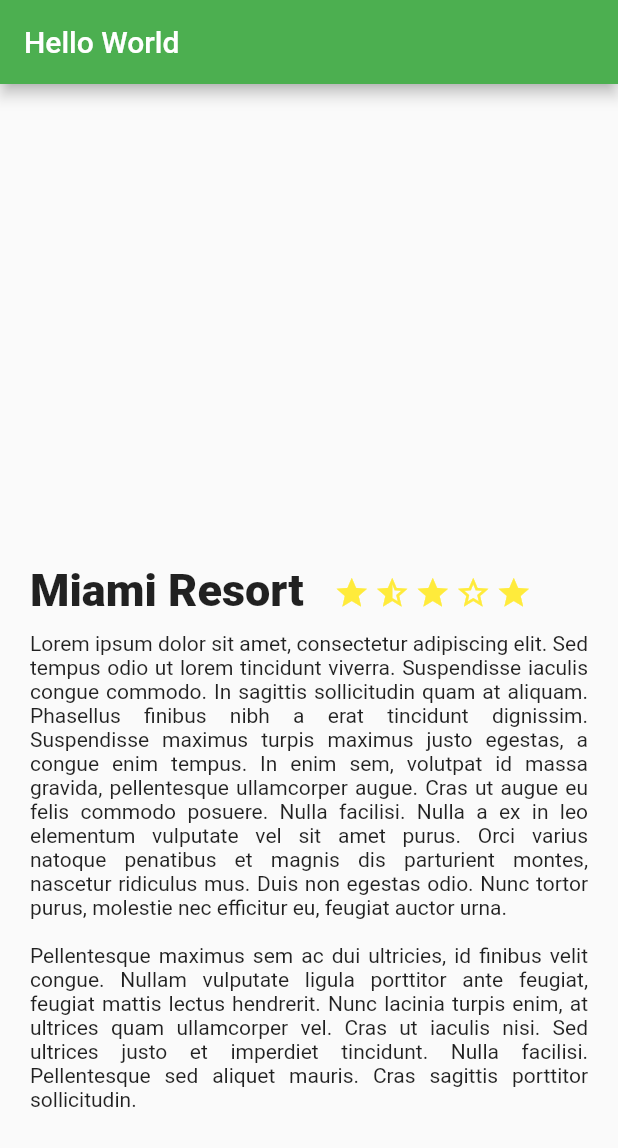
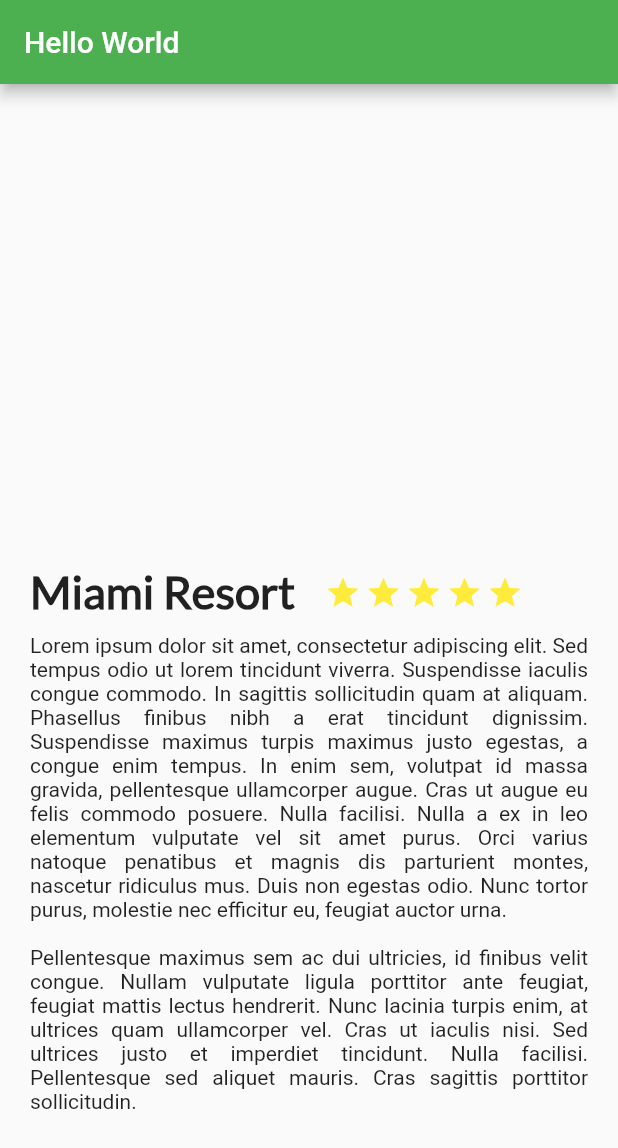
Before and after one commit to Jhonsebas77/platzi-Flutter, a Flutter app: the screen it shows after launch, on a phone screen of 412 x 824 dp. Shown: the top 1148 px of the screen. Run offline on Flutter 3.47's test engine with Material 2 defaults, Android fonts, the phone set to English and light mode, and no system bars.

Commit message:
Add external Font family

```diff
--- a/lib/widget/description_place.dart
+++ b/lib/widget/description_place.dart
@@ -34,12 +34,13 @@ class DescriptionPlace extends StatelessWidget {
           margin: EdgeInsets.only(top: 320.0, left: 20.0, right: 20),
           child: Text(
             namePlace,
-            style: TextStyle(fontSize: 30, fontWeight: FontWeight.w900),
+            style: TextStyle(
+                fontFamily: "Lato", fontSize: 30, fontWeight: FontWeight.w900),
             textAlign: TextAlign.center,
           ),
         ),
         Row(
-          children: <Widget>[star, starHalf, star, starEmpty, star],
+          children: <Widget>[star, star, star, star, star],
         )
       ],
     );
--- a/pubspec.yaml
+++ b/pubspec.yaml
@@ -74,3 +74,7 @@ flutter:
   #
   # For details regarding fonts from package dependencies,
   # see https://flutter.dev/custom-fonts/#from-packages
+  fonts:
+    - family: Lato
+      fonts:
+        - asset: src/Assets/Fonts/Lato-Regular.ttf
```
Also changed, not shown: src/Assets/Fonts/Lato-Regular.ttf (added).
